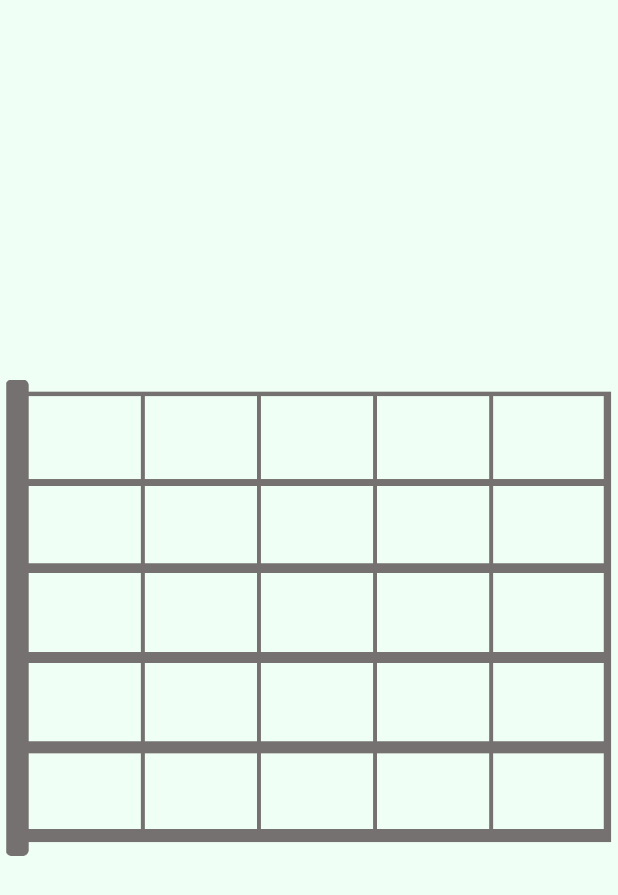
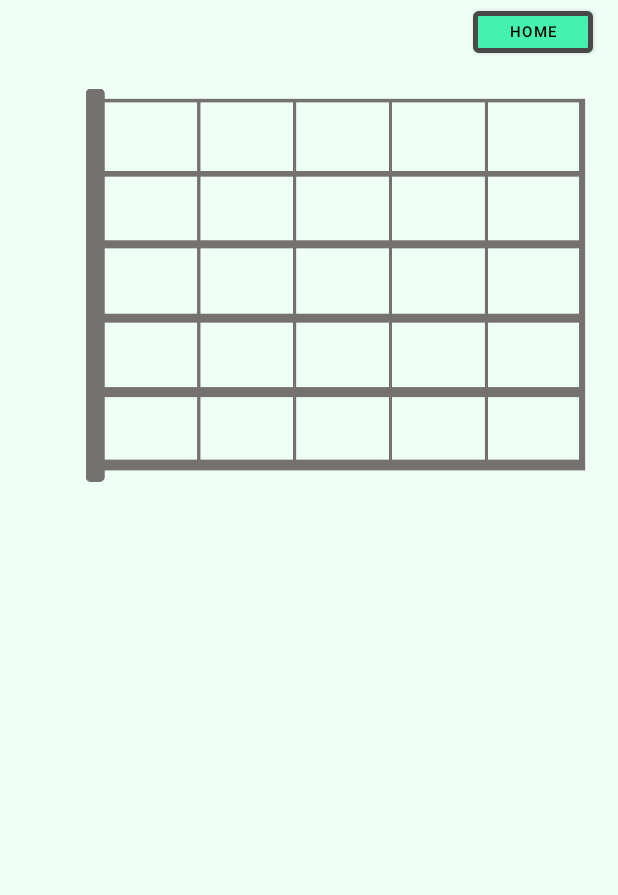
Before and after one commit to Qinetik/Mint-Chord-Writer, an Android app: the EditActivity screen opened directly, with no data from a screen before it, on a phone screen of 412 x 824 dp. Shown: the top 895 px of the screen. Run offline under Robolectric (Android 15) with nearby library versions, the phone set to English and light mode, and no system bars.

Commit message:
Added home button to go back to Main

```diff
--- a/app/src/main/java/com/example/mint_chord_writer/EditActivity.kt
+++ b/app/src/main/java/com/example/mint_chord_writer/EditActivity.kt
@@ -1,11 +1,23 @@
 package com.example.mint_chord_writer
 
+import android.content.Intent
 import androidx.appcompat.app.AppCompatActivity
 import android.os.Bundle
+import android.widget.Button
 
 class EditActivity : AppCompatActivity() {
     override fun onCreate(savedInstanceState: Bundle?) {
         super.onCreate(savedInstanceState)
         setContentView(R.layout.activity_edit)
+
+        val mainButton = findViewById<Button>(R.id.editToMain)
+        mainButton.setOnClickListener{
+            finish();
+        }
+    }
+
+    override fun onDestroy() {
+        super.onDestroy()
+        println("destroyed")
     }
 }
--- a/app/src/main/res/layout/activity_edit.xml
+++ b/app/src/main/res/layout/activity_edit.xml
@@ -6,13 +6,31 @@
     android:layout_height="match_parent"
     tools:context=".EditActivity">
 
+    <Button
+        android:id="@+id/editToMain"
+        style="@style/Theme.MintButton"
+        android:layout_width="80dp"
+        android:layout_height="40dp"
+        android:text="Home"
+        android:textSize="10sp"
+        app:layout_constraintBottom_toTopOf="@+id/guitarPanel"
+        app:layout_constraintEnd_toEndOf="parent"
+        app:layout_constraintHorizontal_bias="0.95"
+        app:layout_constraintStart_toStartOf="parent"
+        app:layout_constraintTop_toTopOf="parent"
+        app:layout_constraintVertical_bias="0.1" />
+
     <ImageView
         android:id="@+id/guitarPanel"
-        android:layout_width="wrap_content"
-        android:layout_height="wrap_content"
-        app:srcCompat="@drawable/guitar_panel"
-        tools:ignore="MissingConstraints"
-        tools:layout_editor_absoluteX="85dp"
-        tools:layout_editor_absoluteY="0dp" />
+        android:layout_width="340dp"
+        android:layout_height="270dp"
+        app:layout_constraintBottom_toBottomOf="parent"
+        app:layout_constraintEnd_toEndOf="parent"
+        app:layout_constraintHorizontal_bias="0.75"
+        app:layout_constraintStart_toStartOf="parent"
+        app:layout_constraintTop_toTopOf="parent"
+        app:layout_constraintVertical_bias="0.1"
+        app:srcCompat="@drawable/guitar_panel_h"
+        tools:ignore="MissingConstraints" />
 
 </androidx.constraintlayout.widget.ConstraintLayout>
```
Also changed, not shown: app/src/main/res/drawable-v24/guitar_panel_h.png (renamed from app/src/main/assets/Guitar Panel.png), app/src/main/res/drawable-v24/guitar_panel_v.png (added), app/src/main/res/drawable/guitar_panel.png (deleted), 1 other file.
